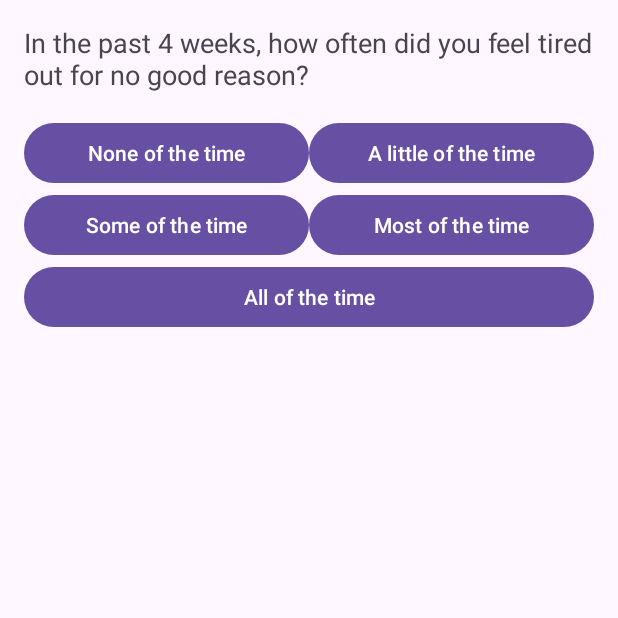
After one commit to jhnndrmt/Payapa, an Android app: the QuestionActivity screen opened directly, with no data from a screen before it, on a phone screen of 412 x 824 dp, the top half of it. The commit adds this screen. Run offline under Robolectric (Android 15) with nearby library versions, the phone set to English and light mode, and no system bars.

Commit message:
added question

```diff
--- a/payapa.android/app/build.gradle.kts
+++ b/payapa.android/app/build.gradle.kts
@@ -46,6 +46,7 @@ dependencies {
     implementation(libs.camera.view)
     implementation(libs.camera.lifecycle)
     implementation(libs.firebase.crashlytics.buildtools)
+    implementation(libs.androidx.gridlayout)
     testImplementation(libs.junit)
     androidTestImplementation(libs.ext.junit)
     androidTestImplementation(libs.espresso.core)
--- /dev/null
+++ b/payapa.android/app/src/main/java/com/example/payapa/QuestionActivity.java
@@ -0,0 +1,143 @@
+package com.example.payapa;
+
+import android.content.Intent;
+import android.os.Bundle;
+import android.view.View;
+import android.widget.Button;
+import android.widget.TextView;
+import android.widget.Toast;
+
+import androidx.appcompat.app.AppCompatActivity;
+
+
+import org.json.JSONArray;
+import org.json.JSONException;
+import org.json.JSONObject;
+import java.io.IOException;
+import java.io.InputStream;
+import java.nio.charset.StandardCharsets;
+import java.util.ArrayList;
+import java.util.List;
+
+public class QuestionActivity extends AppCompatActivity {
+
+    private TextView questionText;
+    private Button choiceNone, choiceLittle, choiceSome, choiceMost, choiceAll;
+
+    private List<Question> questions;
+    private int currentQuestionIndex = 0;
+
+    @Override
+    protected void onCreate(Bundle savedInstanceState) {
+        super.onCreate(savedInstanceState);
+        setContentView(R.layout.activity_question);
+
+        questionText = findViewById(R.id.question_text);
+        choiceNone = findViewById(R.id.choice_none);
+        choiceLittle = findViewById(R.id.choice_little);
+        choiceSome = findViewById(R.id.choice_some);
+        choiceMost = findViewById(R.id.choice_most);
+        choiceAll = findViewById(R.id.choice_all);
+
+        questions = loadQuestionsFromJson();
+        displayQuestion();
+
+        View.OnClickListener choiceClickListener = new View.OnClickListener() {
+            @Override
+            public void onClick(View v) {
+                nextQuestion();
+            }
+        };
+
+        choiceNone.setOnClickListener(choiceClickListener);
+        choiceLittle.setOnClickListener(choiceClickListener);
+        choiceSome.setOnClickListener(choiceClickListener);
+        choiceMost.setOnClickListener(choiceClickListener);
+        choiceAll.setOnClickListener(choiceClickListener);
+    }
+
+    private List<Question> loadQuestionsFromJson() {
+        List<Question> questions = new ArrayList<>();
+        String json = loadJsonFromAssets();
+
+        try {
+            JSONObject jsonObject = new JSONObject(json);
+            JSONArray questionsArray = jsonObject.getJSONArray("questions");
+
+            for (int i = 0; i < questionsArray.length(); i++) {
+                JSONObject questionObject = questionsArray.getJSONObject(i);
+                int id = questionObject.getInt("id");
+                String text = questionObject.getString("text");
+                questions.add(new Question(id, text));
+            }
+        } catch (JSONException e) {
+            e.printStackTrace();
+        }
+
+        return questions;
+    }
+
+    private String loadJsonFromAssets() {
+        String json = null;
+        try {
+            InputStream inputStream = getAssets().open("questions.json");
+            int size = inputStream.available();
+            byte[] buffer = new byte[size];
+            inputStream.read(buffer);
+            inputStream.close();
+            json = new String(buffer, StandardCharsets.UTF_8);
+        } catch (IOException e) {
+            e.printStackTrace();
+        }
+        return json;
+    }
+
+    private void displayQuestion() {
+        if (currentQuestionIndex < questions.size()) {
+            Question currentQuestion = questions.get(currentQuestionIndex);
+            questionText.setText(currentQuestion.getText());
+        }
+    }
+
+    private void nextQuestion() {
+        currentQuestionIndex++;
+        if (currentQuestionIndex < questions.size()) {
+            displayQuestion();
+        } else {
+            // Show a Toast message
+            Toast.makeText(QuestionActivity.this, "Thank you for completing the survey!", Toast.LENGTH_LONG).show();
+
+            // Navigate to HomepageActivity after showing the Toast
+            Intent intent = new Intent(QuestionActivity.this, HomepageActivity.class);
+            startActivity(intent);
+
+            finish();
+        }
+    }
+
+    private void disableChoices() {
+        choiceNone.setEnabled(false);
+        choiceLittle.setEnabled(false);
+        choiceSome.setEnabled(false);
+        choiceMost.setEnabled(false);
+        choiceAll.setEnabled(false);
+    }
+
+    private class Question {
+        private int id;
+        private String text;
+
+        public Question(int id, String text) {
+            this.id = id;
+            this.text = text;
+        }
+
+        public int getId() {
+            return id;
+        }
+
+        public String getText() {
+            return text;
+        }
+    }
+}
--- /dev/null
+++ b/payapa.android/app/src/main/res/layout/activity_question.xml
@@ -0,0 +1,80 @@
+<?xml version="1.0" encoding="utf-8"?>
+<androidx.constraintlayout.widget.ConstraintLayout xmlns:android="http://schemas.android.com/apk/res/android"
+    xmlns:app="http://schemas.android.com/apk/res-auto"
+    xmlns:tools="http://schemas.android.com/tools"
+    android:id="@+id/main"
+    android:layout_width="match_parent"
+    android:layout_height="match_parent"
+    tools:context=".QuestionActivity">
+
+    <LinearLayout
+        android:id="@+id/linear_layout"
+        android:layout_width="0dp"
+        android:layout_height="0dp"
+        android:orientation="vertical"
+        android:padding="16dp"
+        app:layout_constraintTop_toTopOf="parent"
+        app:layout_constraintBottom_toBottomOf="parent"
+        app:layout_constraintStart_toStartOf="parent"
+        app:layout_constraintEnd_toEndOf="parent">
+
+        <TextView
+            android:id="@+id/question_text"
+            android:layout_width="wrap_content"
+            android:layout_height="wrap_content"
+            android:text="Question"
+            android:textSize="18sp"
+            android:layout_gravity="center_horizontal"
+            android:paddingBottom="16dp" />
+
+        <androidx.gridlayout.widget.GridLayout
+            android:layout_width="match_parent"
+            android:layout_height="wrap_content"
+            android:layout_gravity="center_horizontal"
+            app:columnCount="2"
+            app:rowCount="3">
+
+            <Button
+                android:id="@+id/choice_none"
+                android:layout_width="0dp"
+                android:layout_height="wrap_content"
+                android:text="None of the time"
+                app:layout_columnSpan="1"
+                app:layout_columnWeight="1"
+                app:layout_gravity="fill" />
+
+            <Button
+                android:id="@+id/choice_little"
+                android:layout_width="0dp"
+                android:layout_height="wrap_content"
+                android:text="A little of the time"
+                app:layout_columnWeight="1"
+                app:layout_gravity="fill" />
+
+            <Button
+                android:id="@+id/choice_some"
+                android:layout_width="0dp"
+                android:layout_height="wrap_content"
+                android:text="Some of the time"
+                app:layout_columnWeight="1"
+                app:layout_gravity="fill" />
+
+            <Button
+                android:id="@+id/choice_most"
+                android:layout_width="0dp"
+                android:layout_height="wrap_content"
+                android:text="Most of the time"
+                app:layout_columnWeight="1"
+                app:layout_gravity="fill" />
+
+            <Button
+                android:id="@+id/choice_all"
+                android:layout_width="match_parent"
+                android:layout_height="wrap_content"
+                android:text="All of the time"
+                app:layout_columnSpan="2"
+                app:layout_gravity="fill" />
+        </androidx.gridlayout.widget.GridLayout>
+    </LinearLayout>
+
+</androidx.constraintlayout.widget.ConstraintLayout>
```
Also changed, not shown: payapa.android/app/src/main/AndroidManifest.xml (+5 -2 lines), payapa.android/app/src/main/assets/questions.json (added, +44 -0 lines), payapa.android/app/src/main/java/com/example/payapa/ResultView.java (+10 -0 lines).
